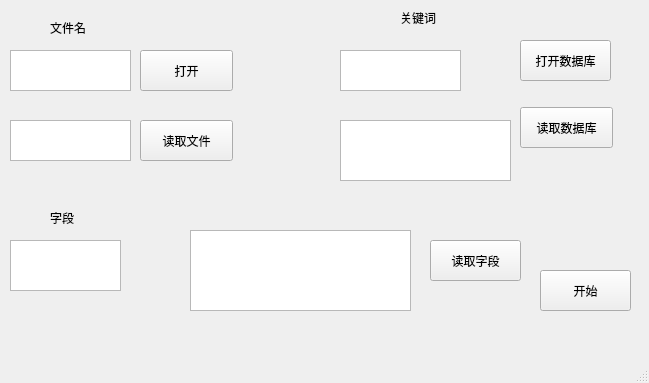
This is untitled.ui in captain-fat/Process_excel as Qt 5 draws it before an edit. The edited form follows.
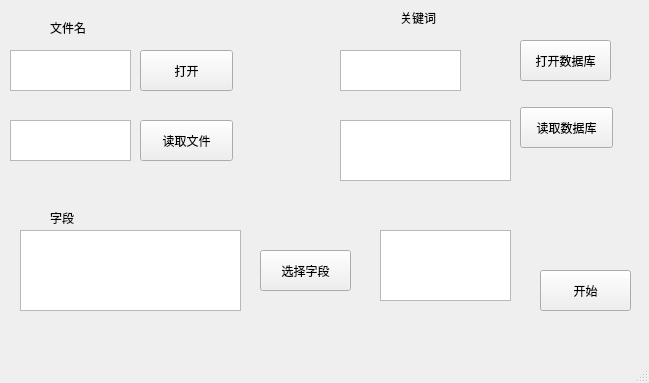
This is the edited form.

Commit message: 增加对话框实现文件中列的动态选择,增加选中后在主界面显示选中字段的功能,并添加指定增加字词的功能

The edit to the form file:
```diff
--- a/untitled.ui
+++ b/untitled.ui
@@ -48,23 +48,6 @@
 &lt;p align=&quot;center&quot; style=&quot;-qt-paragraph-type:empty; margin-top:0px; margin-bottom:0px; margin-left:0px; margin-right:0px; -qt-block-indent:0; text-indent:0px; font-family:'SimSun';&quot;&gt;&lt;br /&gt;&lt;/p&gt;&lt;/body&gt;&lt;/html&gt;</string>
     </property>
    </widget>
-   <widget class="QTextEdit" name="columns">
-    <property name="geometry">
-     <rect>
-      <x>10</x>
-      <y>240</y>
-      <width>111</width>
-      <height>51</height>
-     </rect>
-    </property>
-    <property name="html">
-     <string>&lt;!DOCTYPE HTML PUBLIC &quot;-//W3C//DTD HTML 4.0//EN&quot; &quot;http://www.w3.org/TR/REC-html40/strict.dtd&quot;&gt;
-&lt;html&gt;&lt;head&gt;&lt;meta name=&quot;qrichtext&quot; content=&quot;1&quot; /&gt;&lt;style type=&quot;text/css&quot;&gt;
-p, li { white-space: pre-wrap; }
-&lt;/style&gt;&lt;/head&gt;&lt;body style=&quot; font-family:'SimSun'; font-size:9pt; font-weight:400; font-style:normal;&quot;&gt;
-&lt;p align=&quot;center&quot; style=&quot;-qt-paragraph-type:empty; margin-top:0px; margin-bottom:0px; margin-left:0px; margin-right:0px; -qt-block-indent:0; text-indent:0px; font-family:'SimSun';&quot;&gt;&lt;br /&gt;&lt;/p&gt;&lt;/body&gt;&lt;/html&gt;</string>
-    </property>
-   </widget>
    <widget class="QPushButton" name="start">
     <property name="geometry">
      <rect>
@@ -91,7 +74,7 @@
    <widget class="QTextBrowser" name="columns_display">
     <property name="geometry">
      <rect>
-      <x>190</x>
+      <x>20</x>
       <y>230</y>
       <width>221</width>
       <height>81</height>
@@ -202,14 +185,24 @@
    <widget class="QToolButton" name="bt_read_columns">
     <property name="geometry">
      <rect>
-      <x>430</x>
-      <y>240</y>
+      <x>260</x>
+      <y>250</y>
       <width>91</width>
       <height>41</height>
      </rect>
     </property>
     <property name="text">
-     <string>读取字段</string>
+     <string>选择字段</string>
+    </property>
+   </widget>
+   <widget class="QTextEdit" name="addwords">
+    <property name="geometry">
+     <rect>
+      <x>380</x>
+      <y>230</y>
+      <width>131</width>
+      <height>71</height>
+     </rect>
     </property>
    </widget>
   </widget>
```
The commit also changes 3 other files.
